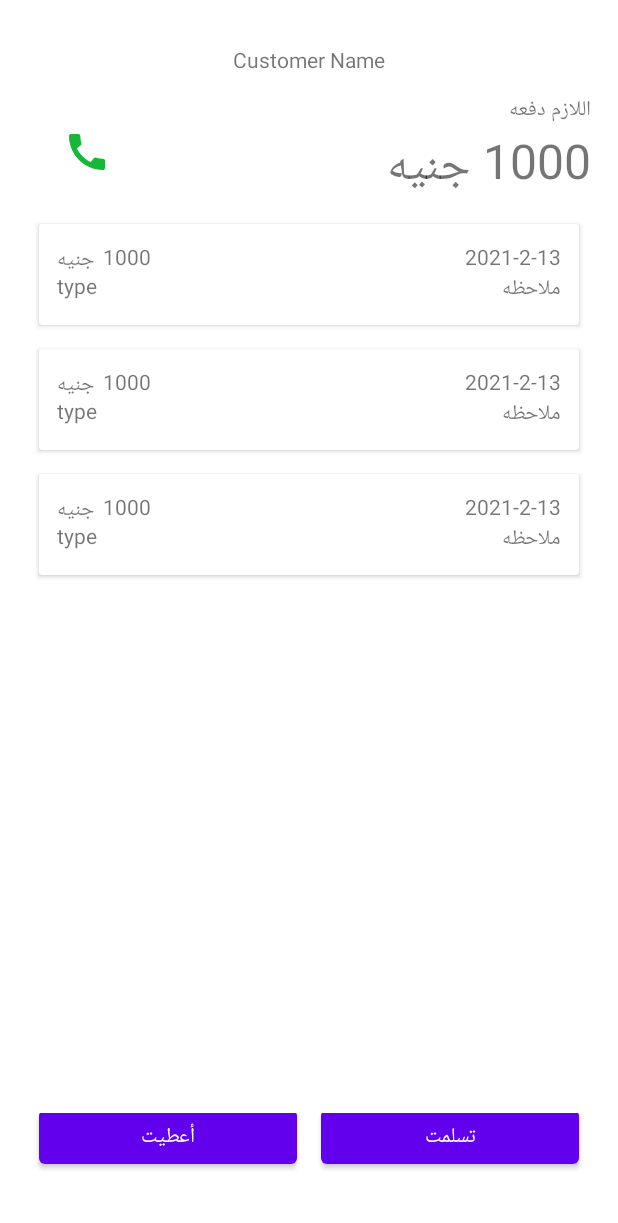
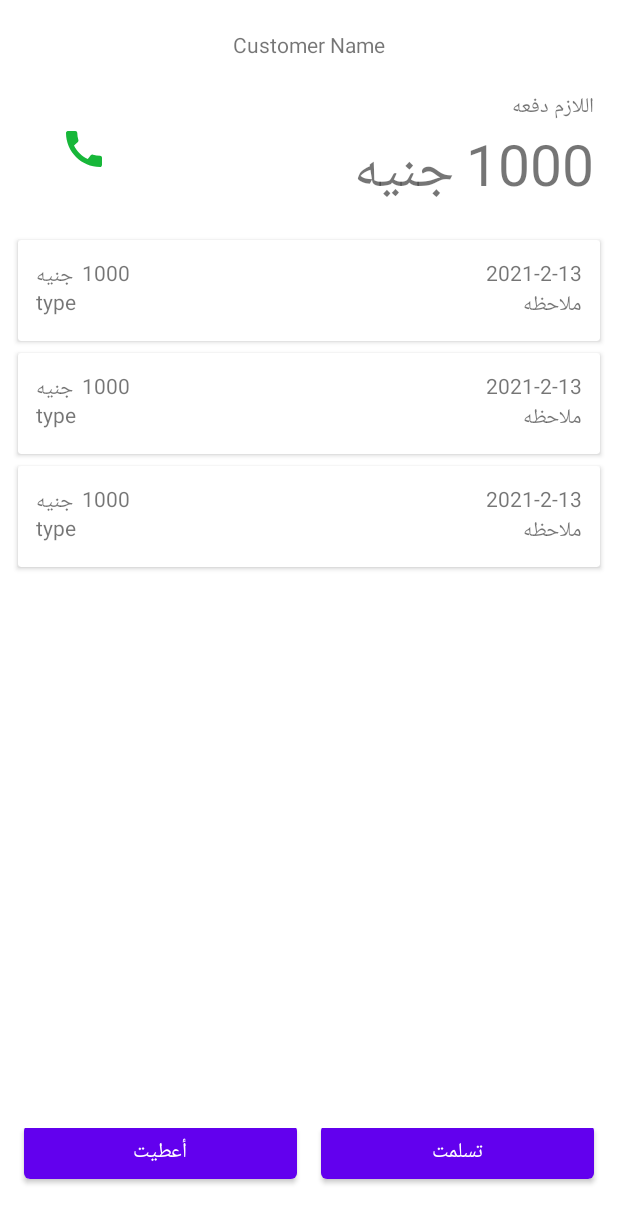
Before and after one commit to AhmedElkrrai/Daftar, an Android app: the layout activity_transaction.xml on its own in the app's theme, with its tools: preview values and no code run, on a phone screen of 412 x 824 dp. Shown: the top 1223 px of the screen. Run offline under Robolectric (Android 15) with nearby library versions, the light colour scheme and no system bars.

Commit message:
insert dump transaction

```diff
--- a/app/src/main/res/layout/activity_transaction.xml
+++ b/app/src/main/res/layout/activity_transaction.xml
@@ -4,7 +4,7 @@
     xmlns:tools="http://schemas.android.com/tools"
     android:layout_width="match_parent"
     android:layout_height="match_parent"
-    android:layout_margin="18dp"
+    android:layout_margin="8dp"
     android:orientation="vertical"
     tools:context=".ui.TransactionActivity">
 
@@ -18,7 +18,8 @@
 
     <RelativeLayout
         android:layout_width="match_parent"
-        android:layout_height="wrap_content">
+        android:layout_height="wrap_content"
+        android:layout_margin="8dp">
 
         <ImageView
             android:id="@+id/call"
@@ -42,7 +43,7 @@
             android:layout_alignParentEnd="true"
             android:layout_marginStart="8dp"
             android:text="@string/_1000"
-            android:textSize="32sp" />
+            android:textSize="38sp" />
 
         <TextView
             android:layout_width="wrap_content"
@@ -50,7 +51,7 @@
             android:layout_below="@+id/due_payment_text"
             android:layout_toStartOf="@+id/due_payment_cash"
             android:text="@string/money_unit"
-            android:textSize="32sp" />
+            android:textSize="38sp" />
 
     </RelativeLayout>
 
@@ -59,7 +60,7 @@
         android:layout_width="match_parent"
         android:layout_height="0dp"
         android:layout_weight="1"
-        android:paddingBottom="48dp"
+        android:paddingBottom="64dp"
         tools:listitem="@layout/transaction_item" />
 
     <LinearLayout
--- a/app/src/main/res/layout/transaction_item.xml
+++ b/app/src/main/res/layout/transaction_item.xml
@@ -2,7 +2,7 @@
 <androidx.cardview.widget.CardView xmlns:android="http://schemas.android.com/apk/res/android"
     android:layout_width="match_parent"
     android:layout_height="wrap_content"
-    android:layout_margin="8dp"
+    android:layout_margin="4dp"
     android:orientation="vertical">
 
     <RelativeLayout
@@ -14,7 +14,7 @@
             android:id="@+id/transaction_date"
             android:layout_width="wrap_content"
             android:layout_height="wrap_content"
-            android:layout_alignParentRight="true"
+            android:layout_alignParentEnd="true"
             android:text="2021-2-13" />
 
         <TextView
@@ -22,7 +22,7 @@
             android:layout_width="wrap_content"
             android:layout_height="wrap_content"
             android:layout_below="@+id/transaction_date"
-            android:layout_alignParentRight="true"
+            android:layout_alignParentEnd="true"
             android:text="ملاحظه" />
 
         <TextView
@@ -42,8 +42,8 @@
             android:id="@+id/transaction_cash"
             android:layout_width="wrap_content"
             android:layout_height="wrap_content"
-            android:layout_toRightOf="@+id/money_unit"
-            android:paddingLeft="6dp"
+            android:layout_toEndOf="@+id/money_unit"
+            android:paddingStart="6dp"
             android:text="1000" />
 
     </RelativeLayout>
```
Also changed, not shown: app/src/main/java/com/example/daftar/ui/TransactionActivity.java (+45 -0 lines).
